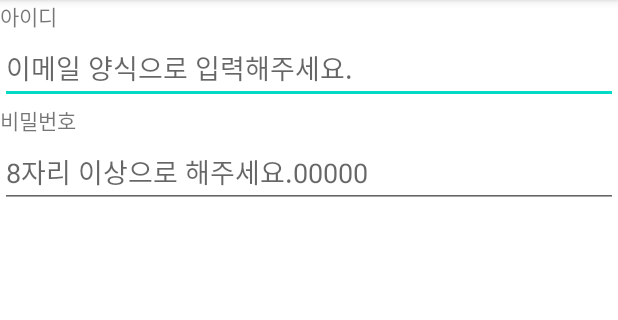
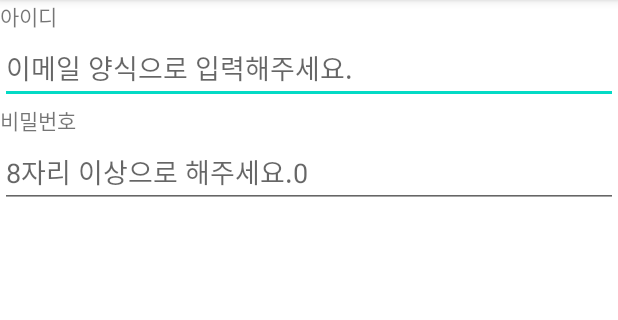
Before and after one commit to KIMHAUN/Practice_20201024, an Android app: the screen it shows after launch (MainActivity), on a phone screen of 412 x 824 dp, the part 84-404 px from its top. Run offline under Robolectric (Android 15) with nearby library versions, the phone set to English and light mode, and no system bars.

Commit message:
EditText 체험중 - hint, input type 속성 체험

```diff
--- a/app/src/main/res/layout/activity_main.xml
+++ b/app/src/main/res/layout/activity_main.xml
@@ -25,7 +25,7 @@
     <EditText
         android:layout_width="match_parent"
         android:layout_height="wrap_content"
-        android:hint="8자리 이상으로 해주세요.00000"
+        android:hint="8자리 이상으로 해주세요.0"
         android:inputType="textPassword"
         />
 
```
